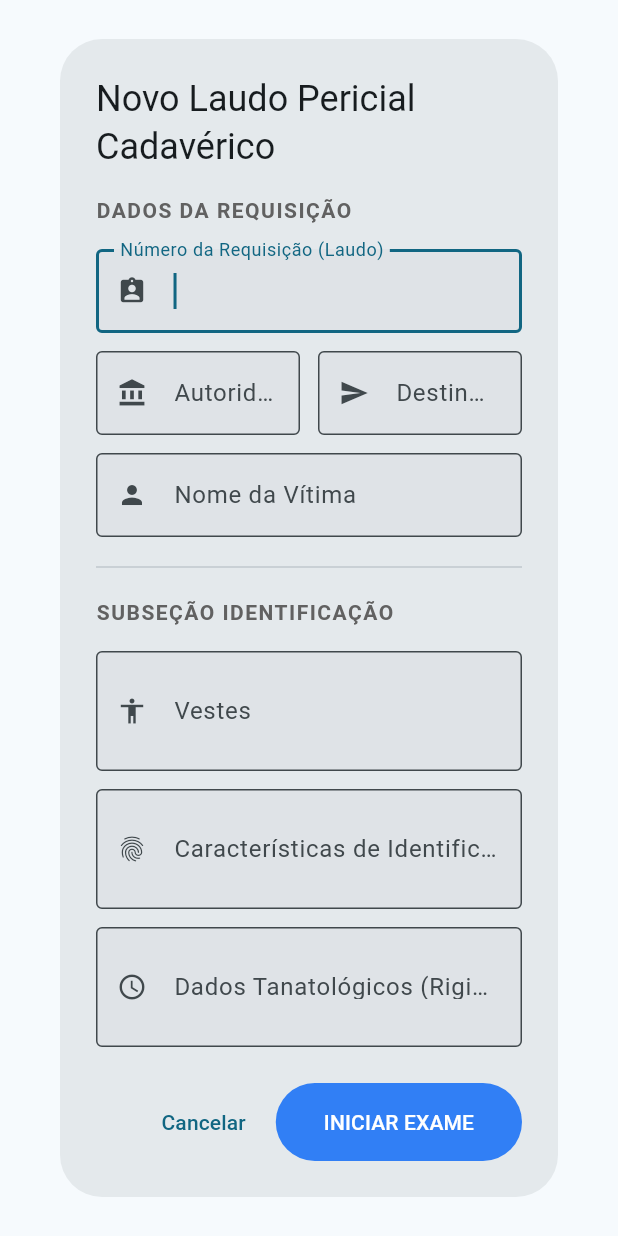
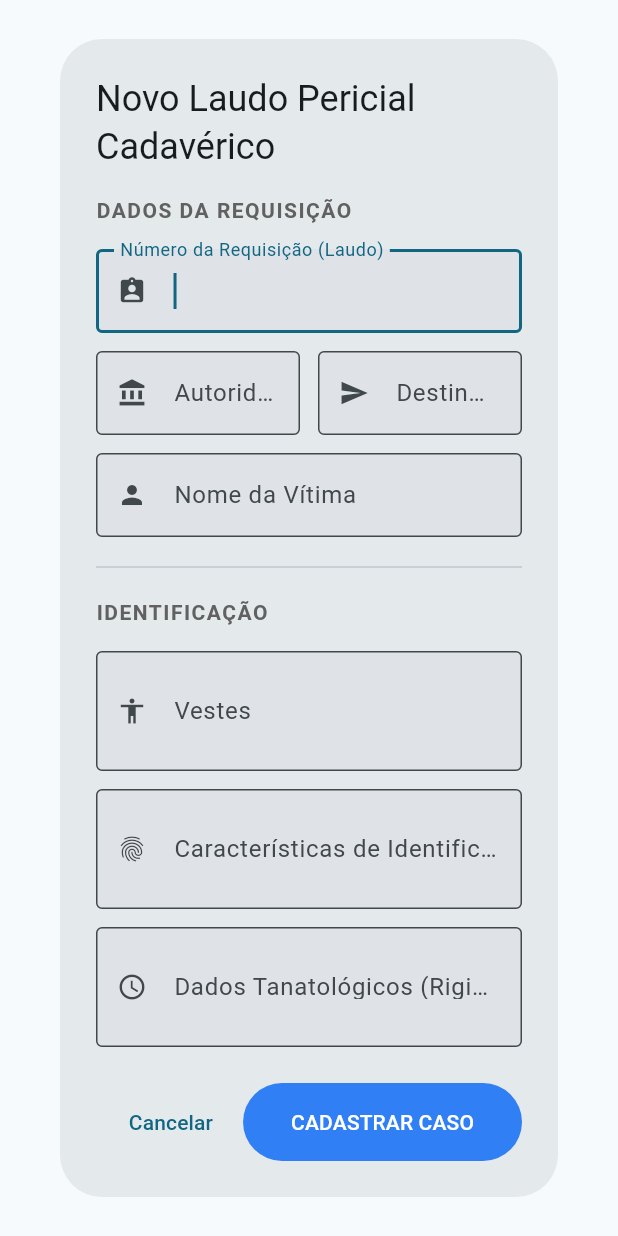
Before and after one commit to lexlemos/croqui_forense_mvp, a Flutter app: the NewCaseDialog widget shown alone on an empty page, opened directly, on a phone screen of 412 x 824 dp. Run offline on Flutter 3.47's test engine with Material 3 defaults, Android fonts, the phone set to English and light mode, and no system bars; our stand-ins replace flutter_secure_storage, sqflite_common, sqflite_sqlcipher; accounts and stored records are empty.

Commit message:
fix: testes nas telas atuais

```diff
--- a/lib/presentation/widgets/home/new_case_dialog.dart
+++ b/lib/presentation/widgets/home/new_case_dialog.dart
@@ -120,7 +120,7 @@ class _NewCaseDialogState extends State<NewCaseDialog> {
 
               const Divider(height: 40),
 
-              _buildSectionTitle('Subseção Identificação'),
+              _buildSectionTitle('Identificação'),
               _buildTextField(
                 controller: _vestesController,
                 label: 'Vestes',
@@ -156,7 +156,7 @@ class _NewCaseDialogState extends State<NewCaseDialog> {
             padding: const EdgeInsets.symmetric(horizontal: 32, vertical: 16),
           ),
           onPressed: _submit,
-          child: const Text('INICIAR EXAME'),
+          child: const Text('CADASTRAR CASO'),
         ),
       ],
     );
--- a/pubspec.yaml
+++ b/pubspec.yaml
@@ -19,7 +19,7 @@ publish_to: 'none' # Remove this line if you wish to publish to pub.dev
 version: 1.0.0+1
 
 environment:
-  sdk: '>=3.10.1 <4.0.0'
+  sdk: '>=3.10.0 <4.0.0'
   flutter: ">=3.38.0"
 
 # Dependencies specify other packages that your package needs in order to work.
```
Also changed, not shown: pubspec.lock.
